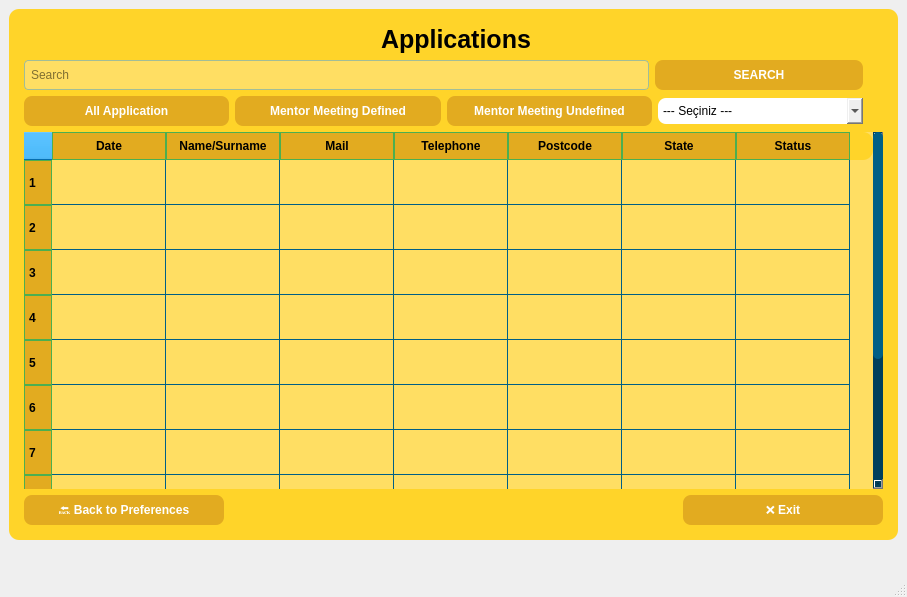
First picture: the form in ui/applications.ui, repository KursaDSc/Python-Module-Week7, before the edit.
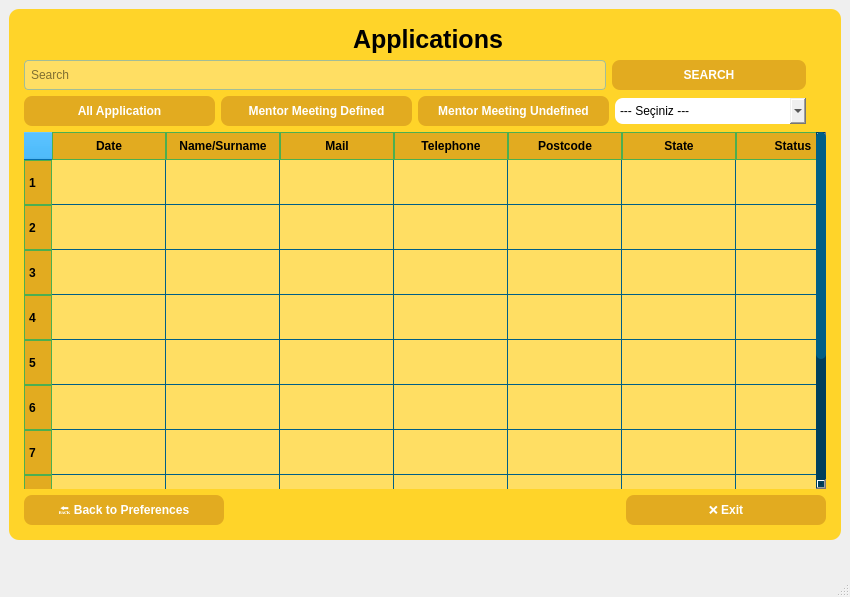
Second picture: the form after the edit. Icons and pictures are not drawn.

Commit message: başka excelden veri çekme güncelleme

What changed in the file:
```diff
--- a/ui/applications.ui
+++ b/ui/applications.ui
@@ -6,7 +6,7 @@
    <rect>
     <x>0</x>
     <y>0</y>
-    <width>907</width>
+    <width>850</width>
     <height>597</height>
    </rect>
   </property>
@@ -16,6 +16,12 @@
     <verstretch>0</verstretch>
    </sizepolicy>
   </property>
+  <property name="maximumSize">
+   <size>
+    <width>904</width>
+    <height>16777215</height>
+   </size>
+  </property>
   <property name="windowTitle">
    <string>MainWindow</string>
   </property>
@@ -764,6 +770,9 @@
 
 </string>
          </property>
+         <property name="sortingEnabled">
+          <bool>false</bool>
+         </property>
          <property name="rowCount">
           <number>11</number>
          </property>
```
Left out of the diff: 2 changed lines with no effect on the pictures. The commit also changes 2 other files.
